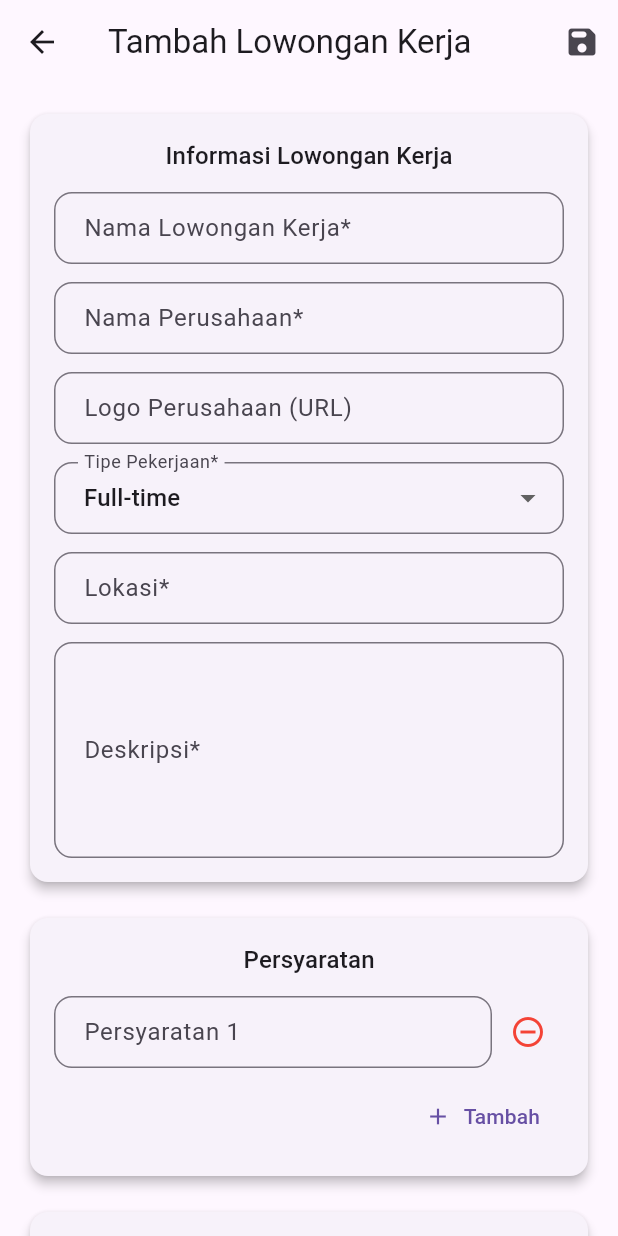
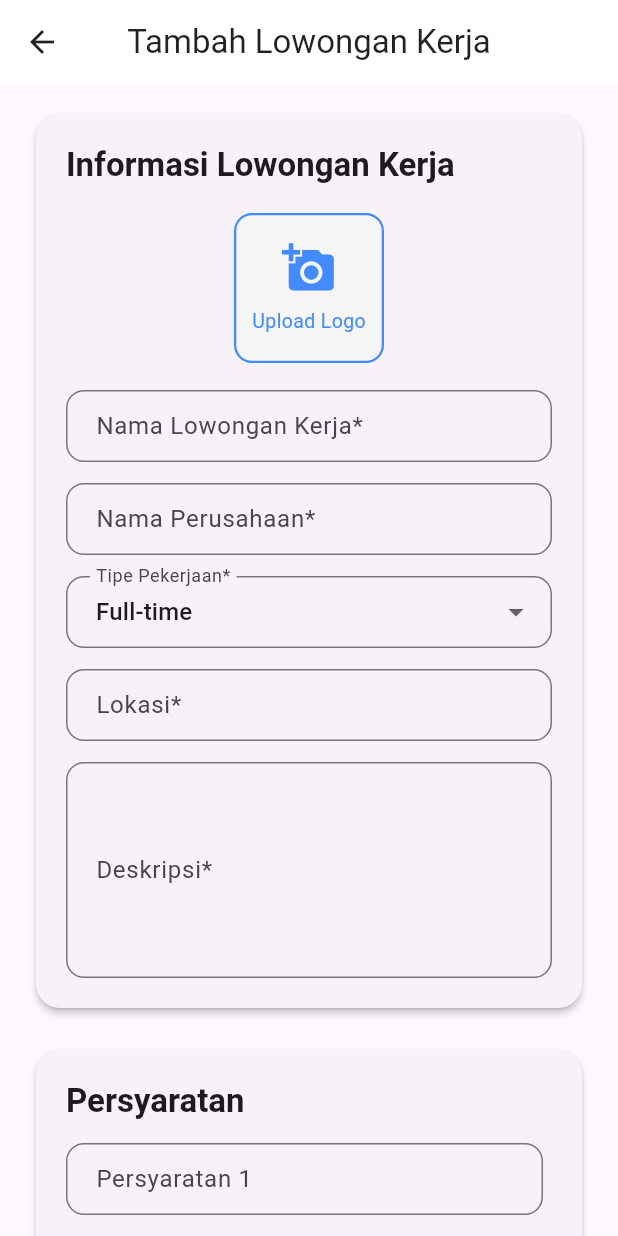
Before and after one commit to mrnpal/busfa-app-v1, a Flutter app: the AddJobPage screen opened by its route, on a phone screen of 412 x 824 dp. Run offline on Flutter 3.47's test engine with Material 3 defaults, Android fonts, the phone set to English and light mode, and no system bars; our stand-ins replace animate_do, cloud_firestore, firebase_auth, firebase_core, firebase_messaging, firebase_storage and 8 more; accounts and stored records are empty.

Commit message:
Memperbaiki form tambah pekerjaan

```diff
--- a/lib/views/add_job_page.dart
+++ b/lib/views/add_job_page.dart
@@ -1,9 +1,12 @@
+import 'dart:io';
 import 'package:flutter/material.dart';
 import 'package:get/get.dart';
 import 'package:intl/intl.dart';
 import 'package:flutter/services.dart';
 import 'package:cloud_firestore/cloud_firestore.dart';
 import 'package:busfa_app/utils/lottie_toast.dart';
+import 'package:image_picker/image_picker.dart';
+import 'package:firebase_storage/firebase_storage.dart';
 
 class AddJobPage extends StatefulWidget {
   @override
@@ -19,7 +22,6 @@ class _AddJobPageState extends State<AddJobPage> {
   // Job fields
   String _title = '';
   String _company = '';
-  String? _companyLogo;
   String _type = 'Full-time'; // Default value
   String _location = '';
   String _description = '';
@@ -38,6 +40,9 @@ class _AddJobPageState extends State<AddJobPage> {
     'Internship',
     'Remote',
   ];
+
+  File? _logoFile;
+  final ImagePicker _picker = ImagePicker();
 
   Future<void> _selectDate(BuildContext context, bool isPostedDate) async {
     final DateTime? picked = await showDatePicker(
@@ -71,6 +76,27 @@ class _AddJobPageState extends State<AddJobPage> {
     }
   }
 
+  Future<void> _pickLogo() async {
+    final pickedFile = await _picker.pickImage(source: ImageSource.gallery);
+    if (pickedFile != null) {
+      setState(() {
+        _logoFile = File(pickedFile.path);
+      });
+    }
+  }
+
+  Future<String?> _uploadLogo(File file) async {
+    try {
+      final fileName =
+          'jobs_images/${DateTime.now().millisecondsSinceEpoch}_${file.path.split('/').last}';
+      final ref = FirebaseStorage.instance.ref().child(fileName);
+      await ref.putFile(file);
+      return await ref.getDownloadURL();
+    } catch (e) {
+      return null;
+    }
+  }
+
   void _submitForm() async {
     if (_formKey.currentState!.validate()) {
       _formKey.currentState!.save();
@@ -81,10 +107,15 @@ class _AddJobPageState extends State<AddJobPage> {
               .map((controller) => controller.text)
               .toList();
 
+      String? logoUrl;
+      if (_logoFile != null) {
+        logoUrl = await _uploadLogo(_logoFile!);
+      }
+
       final newJob = {
         'title': _title,
         'company': _company,
-        'companyLogo': _companyLogo,
+        'companyLogo': logoUrl,
         'type': _type,
         'location': _location,
         'description': _description,
@@ -141,52 +172,98 @@ class _AddJobPageState extends State<AddJobPage> {
     final theme = Theme.of(context);
     return Scaffold(
       appBar: AppBar(
-        title: Text('Tambah Lowongan Kerja'),
-        actions: [
-          IconButton(icon: Icon(Icons.save_rounded), onPressed: _submitForm),
-        ],
+        title: const Text('Tambah Lowongan Kerja'),
+        elevation: 0,
+        backgroundColor: Colors.white,
+        foregroundColor: Colors.black87,
+        centerTitle: true,
       ),
-      body: SingleChildScrollView(
-        physics: BouncingScrollPhysics(),
-        padding: EdgeInsets.all(16),
+      body: SafeArea(
+        child: SingleChildScrollView(
+          physics: const BouncingScrollPhysics(),
+          padding: const EdgeInsets.symmetric(horizontal: 20, vertical: 16),
           child: Form(
             key: _formKey,
             child: Column(
+              crossAxisAlignment: CrossAxisAlignment.stretch,
               children: [
                 Card(
-                elevation: 3,
+                  elevation: 2,
                   shape: RoundedRectangleBorder(
-                  borderRadius: BorderRadius.circular(12),
+                    borderRadius: BorderRadius.circular(16),
                   ),
                   child: Padding(
-                  padding: const EdgeInsets.all(16),
+                    padding: const EdgeInsets.all(20),
                     child: Column(
+                      crossAxisAlignment: CrossAxisAlignment.stretch,
                       children: [
                         Text(
                           'Informasi Lowongan Kerja',
-                        style: theme.textTheme.titleMedium,
+                          style: theme.textTheme.titleLarge?.copyWith(
+                            fontWeight: FontWeight.bold,
                           ),
-                      SizedBox(height: 12),
+                        ),
+                        const SizedBox(height: 18),
+                        Center(
+                          child: GestureDetector(
+                            onTap: _pickLogo,
+                            child:
+                                _logoFile != null
+                                    ? ClipRRect(
+                                      borderRadius: BorderRadius.circular(12),
+                                      child: Image.file(
+                                        _logoFile!,
+                                        width: 100,
+                                        height: 100,
+                                        fit: BoxFit.cover,
+                                      ),
+                                    )
+                                    : Container(
+                                      width: 100,
+                                      height: 100,
+                                      decoration: BoxDecoration(
+                                        color: Colors.grey[100],
+                                        borderRadius: BorderRadius.circular(12),
+                                        border: Border.all(
+                                          color: Colors.blueAccent,
+                                          width: 1.5,
+                                        ),
+                                      ),
+                                      child: Column(
+                                        mainAxisAlignment:
+                                            MainAxisAlignment.center,
+                                        children: const [
+                                          Icon(
+                                            Icons.add_a_photo,
+                                            size: 36,
+                                            color: Colors.blueAccent,
+                                          ),
+                                          SizedBox(height: 8),
+                                          Text(
+                                            'Upload Logo',
+                                            style: TextStyle(
+                                              color: Colors.blueAccent,
+                                              fontSize: 13,
+                                            ),
+                                          ),
+                                        ],
+                                      ),
+                                    ),
+                          ),
+                        ),
+                        const SizedBox(height: 18),
                         _buildTextField(
                           label: 'Nama Lowongan Kerja*',
                           onSaved: (val) => _title = val!,
                           validator: _requiredValidator,
                         ),
-                      SizedBox(height: 12),
+                        const SizedBox(height: 14),
                         _buildTextField(
                           label: 'Nama Perusahaan*',
                           onSaved: (val) => _company = val!,
                           validator: _requiredValidator,
                         ),
-                      SizedBox(height: 12),
-                      _buildTextField(
-                        label: 'Logo Perusahaan (URL)',
-                        onSaved:
-                            (val) =>
-                                _companyLogo =
-                                    val?.trim().isEmpty ?? true ? null : val,
-                      ),
-                      SizedBox(height: 12),
+                        const SizedBox(height: 14),
                         DropdownButtonFormField<String>(
                           decoration: _inputDecoration('Tipe Pekerjaan*'),
                           value: _type,
@@ -199,13 +276,13 @@ class _AddJobPageState extends State<AddJobPage> {
                               }).toList(),
                           onChanged: (val) => setState(() => _type = val!),
                         ),
-                      SizedBox(height: 12),
+                        const SizedBox(height: 14),
                         _buildTextField(
                           label: 'Lokasi*',
                           onSaved: (val) => _location = val!,
                           validator: _requiredValidator,
                         ),
-                      SizedBox(height: 12),
+                        const SizedBox(height: 14),
                         _buildTextField(
                           label: 'Deskripsi*',
                           onSaved: (val) => _description = val!,
@@ -216,22 +293,28 @@ class _AddJobPageState extends State<AddJobPage> {
                     ),
                   ),
                 ),
-              SizedBox(height: 16),
+                const SizedBox(height: 20),
                 Card(
-                elevation: 3,
+                  elevation: 2,
                   shape: RoundedRectangleBorder(
-                  borderRadius: BorderRadius.circular(12),
+                    borderRadius: BorderRadius.circular(16),
                   ),
                   child: Padding(
-                  padding: const EdgeInsets.all(16),
+                    padding: const EdgeInsets.all(20),
                     child: Column(
+                      crossAxisAlignment: CrossAxisAlignment.stretch,
                       children: [
-                      Text('Persyaratan', style: theme.textTheme.titleMedium),
-                      SizedBox(height: 12),
+                        Text(
+                          'Persyaratan',
+                          style: theme.textTheme.titleLarge?.copyWith(
+                            fontWeight: FontWeight.bold,
+                          ),
+                        ),
+                        const SizedBox(height: 14),
                         ..._requirementControllers.asMap().entries.map((entry) {
                           int i = entry.key;
                           return Padding(
-                          padding: const EdgeInsets.only(bottom: 8.0),
+                            padding: const EdgeInsets.only(bottom: 10.0),
                             child: Row(
                               children: [
                                 Expanded(
@@ -249,10 +332,12 @@ class _AddJobPageState extends State<AddJobPage> {
                                     },
                                   ),
                                 ),
+                                const SizedBox(width: 6),
+                                if (_requirementControllers.length > 1)
                                   IconButton(
-                                icon: Icon(
-                                  Icons.remove_circle_outline,
-                                  color: Colors.red,
+                                    icon: const Icon(
+                                      Icons.remove_circle,
+                                      color: Colors.redAccent,
                                     ),
                                     onPressed: () => _removeRequirementField(i),
                                   ),
@@ -262,39 +347,55 @@ class _AddJobPageState extends State<AddJobPage> {
                         }),
                         Align(
                           alignment: Alignment.centerRight,
-                        child: TextButton.icon(
+                          child: OutlinedButton.icon(
                             onPressed: _addRequirementField,
-                          icon: Icon(Icons.add),
-                          label: Text("Tambah"),
+                            icon: const Icon(
+                              Icons.add,
+                              color: Colors.blueAccent,
+                            ),
+                            label: const Text(
+                              "Tambah",
+                              style: TextStyle(color: Colors.blueAccent),
+                            ),
+                            style: OutlinedButton.styleFrom(
+                              side: const BorderSide(color: Colors.blueAccent),
+                              shape: RoundedRectangleBorder(
+                                borderRadius: BorderRadius.circular(8),
+                              ),
+                            ),
                           ),
                         ),
                       ],
                     ),
                   ),
                 ),
-              SizedBox(height: 16),
+                const SizedBox(height: 20),
                 Card(
-                elevation: 3,
+                  elevation: 2,
                   shape: RoundedRectangleBorder(
-                  borderRadius: BorderRadius.circular(12),
+                    borderRadius: BorderRadius.circular(16),
                   ),
                   child: Padding(
-                  padding: const EdgeInsets.all(16),
+                    padding: const EdgeInsets.all(20),
                     child: Column(
+                      crossAxisAlignment: CrossAxisAlignment.stretch,
                       children: [
                         Text(
                           'Tanggal Posting & Deadline',
-                        style: theme.textTheme.titleMedium,
+                          style: theme.textTheme.titleLarge?.copyWith(
+                            fontWeight: FontWeight.bold,
                           ),
+                        ),
+                        const SizedBox(height: 14),
                         _buildDateTile(
                           context,
                           label:
                               _postedDate == null
                                   ? 'Pilih Tanggal Posting (optional)'
-                                : 'Posted: ${DateFormat.yMMMd().format(_postedDate!)}',
+                                  : 'Posted: 	${DateFormat.yMMMd().format(_postedDate!)}',
                           onTap: () => _selectDate(context, true),
                         ),
-                      Divider(),
+                        const Divider(),
                         _buildDateTile(
                           context,
                           label:
@@ -317,10 +418,10 @@ class _AddJobPageState extends State<AddJobPage> {
                               ),
                             ),
                           ),
-                      SizedBox(height: 16),
+                        const SizedBox(height: 16),
                         _buildTextField(
                           label: 'Gaji (optional)',
-                        prefixText: '\$',
+                          prefixText: 'Rp ',
                           keyboardType: TextInputType.number,
                           inputFormatters: [
                             FilteringTextInputFormatter.digitsOnly,
@@ -331,27 +432,30 @@ class _AddJobPageState extends State<AddJobPage> {
                     ),
                   ),
                 ),
-              SizedBox(height: 16),
+                const SizedBox(height: 20),
                 Card(
-                elevation: 3,
+                  elevation: 2,
                   shape: RoundedRectangleBorder(
-                  borderRadius: BorderRadius.circular(12),
+                    borderRadius: BorderRadius.circular(16),
                   ),
                   child: Padding(
-                  padding: const EdgeInsets.all(16),
+                    padding: const EdgeInsets.all(20),
                     child: Column(
+                      crossAxisAlignment: CrossAxisAlignment.stretch,
                       children: [
                         Text(
                           'Kontak Perusahaan',
-                        style: theme.textTheme.titleMedium,
+                          style: theme.textTheme.titleLarge?.copyWith(
+                            fontWeight: FontWeight.bold,
                           ),
-                      SizedBox(height: 12),
+                        ),
+                        const SizedBox(height: 14),
                         _buildTextField(
                           label: 'Nomor Telpon/WA*',
                           onSaved: (val) => _phoneContact = val!,
                           validator: _requiredValidator,
                         ),
-                      SizedBox(height: 12),
+                        const SizedBox(height: 14),
                         _buildTextField(
                           label: 'Email*',
                           onSaved: (val) => _emailContact = val!,
@@ -361,24 +465,33 @@ class _AddJobPageState extends State<AddJobPage> {
                     ),
                   ),
                 ),
-              SizedBox(height: 24),
+                const SizedBox(height: 32),
                 SizedBox(
                   width: double.infinity,
                   child: ElevatedButton.icon(
                     onPressed: _submitForm,
-                  icon: Icon(Icons.send_rounded, color: Colors.white),
-                  label: Text('Post', style: TextStyle(color: Colors.white)),
+                    icon: const Icon(Icons.send_rounded, color: Colors.white),
+                    label: const Text(
+                      'Post',
+                      style: TextStyle(color: Colors.white),
+                    ),
                     style: ElevatedButton.styleFrom(
-                    backgroundColor: Colors.blue,
-                    padding: EdgeInsets.symmetric(vertical: 16),
-                    textStyle: TextStyle(fontSize: 18),
+                      backgroundColor: Colors.blueAccent,
+                      padding: const EdgeInsets.symmetric(vertical: 18),
+                      textStyle: const TextStyle(
+                        fontSize: 18,
+                        fontWeight: FontWeight.bold,
+                      ),
                       shape: RoundedRectangleBorder(
                         borderRadius: BorderRadius.circular(12),
                       ),
+                      elevation: 2,
                     ),
                   ),
                 ),
+                const SizedBox(height: 24),
               ],
+            ),
           ),
         ),
       ),
```
Lines whose indentation alone changed are shown as unchanged.
